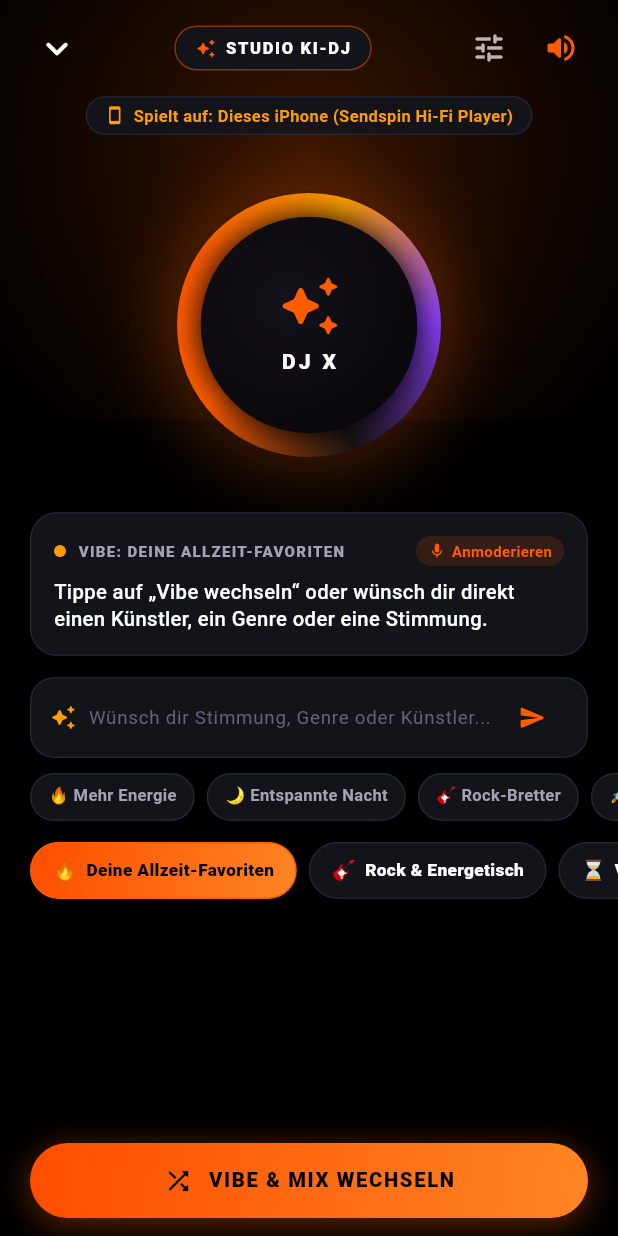
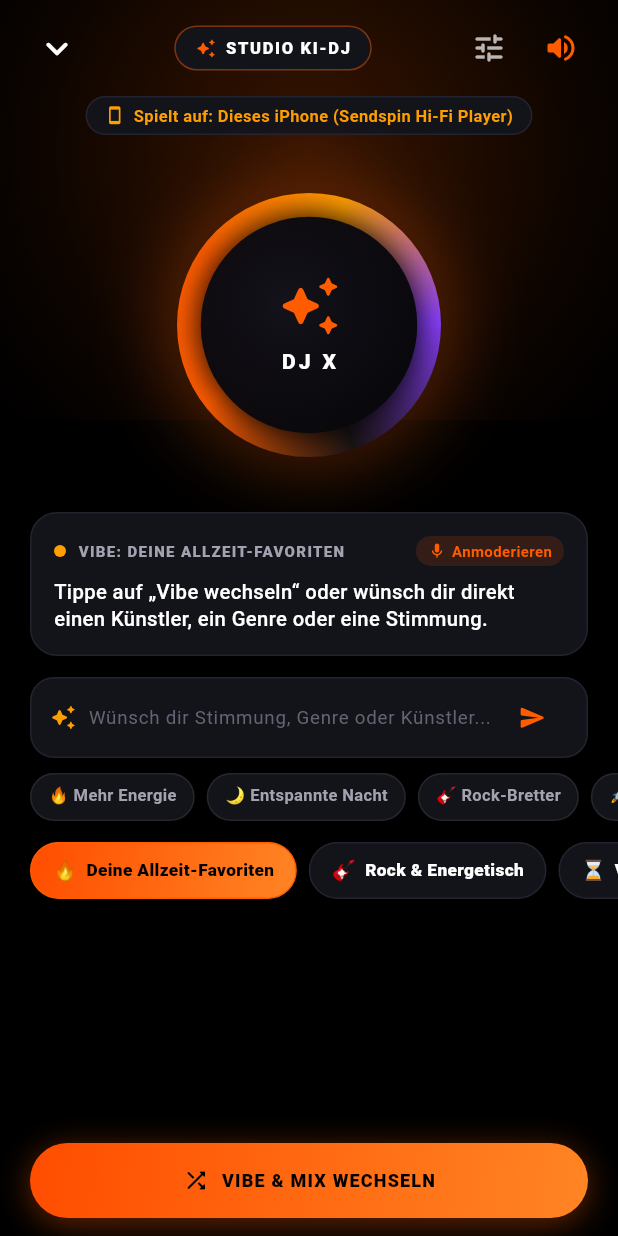
Before and after one commit to LegoPuck-orginal/music-assistant-app, a Flutter app: the VirtualDjScreen screen opened directly, on a phone screen of 412 x 824 dp. Run offline on Flutter 3.47's test engine with Material 3 defaults, Android fonts, the phone set to English and light mode, and no system bars; our stand-ins replace audioplayers, package_info_plus, shared_preferences; missing offline and left inert: flutter_inappwebview; accounts and stored records are empty; network calls fail.

Commit message:
fix(playback & ui): robust audio routing, sendspin synchronization & layout overflow fixes (v1.11.11)

```diff
--- a/lib/screens/virtual_dj_screen.dart
+++ b/lib/screens/virtual_dj_screen.dart
@@ -204,12 +204,16 @@ class _VirtualDjScreenState extends State<VirtualDjScreen> {
                           color: SpotifyColors.amber,
                         ),
                         const SizedBox(width: 6),
-                        Text(
-                          'Spielt auf: ${prov.activePlayer!.name}',
-                          style: const TextStyle(
-                            color: SpotifyColors.amber,
-                            fontSize: 11,
-                            fontWeight: FontWeight.w600,
+                        Flexible(
+                          child: Text(
+                            'Spielt auf: ${prov.activePlayer!.name}',
+                            maxLines: 1,
+                            overflow: TextOverflow.ellipsis,
+                            style: const TextStyle(
+                              color: SpotifyColors.amber,
+                              fontSize: 11,
+                              fontWeight: FontWeight.w600,
+                            ),
                           ),
                         ),
                       ],
@@ -592,15 +596,15 @@ class _VirtualDjScreenState extends State<VirtualDjScreen> {
                             Icon(
                               Icons.shuffle_rounded,
                               color: Colors.black,
-                              size: 20,
+                              size: 18,
                             ),
-                            SizedBox(width: 10),
+                            SizedBox(width: 8),
                             Text(
                               'VIBE & MIX WECHSELN',
                               style: TextStyle(
-                                fontSize: 13.5,
+                                fontSize: 12.0,
                                 fontWeight: FontWeight.w900,
-                                letterSpacing: 1.1,
+                                letterSpacing: 0.8,
                               ),
                             ),
                           ],
--- a/pubspec.yaml
+++ b/pubspec.yaml
@@ -16,7 +16,7 @@ publish_to: 'none' # Remove this line if you wish to publish to pub.dev
 # https://developer.apple.com/library/archive/documentation/General/Reference/InfoPlistKeyReference/Articles/CoreFoundationKeys.html
 # In Windows, build-name is used as the major, minor, and patch parts
 # of the product and file versions while build-number is used as the build suffix.
-version: 1.11.10+39
+version: 1.11.11+40
 
 environment:
   sdk: ^3.13.5
```
Also changed, not shown: lib/providers/music_provider.dart (+62 -12 lines), lib/services/sendspin_player_service.dart (+11 -0 lines), lib/widgets/now_playing_sheet.dart (+20 -3 lines), 1 other file.
